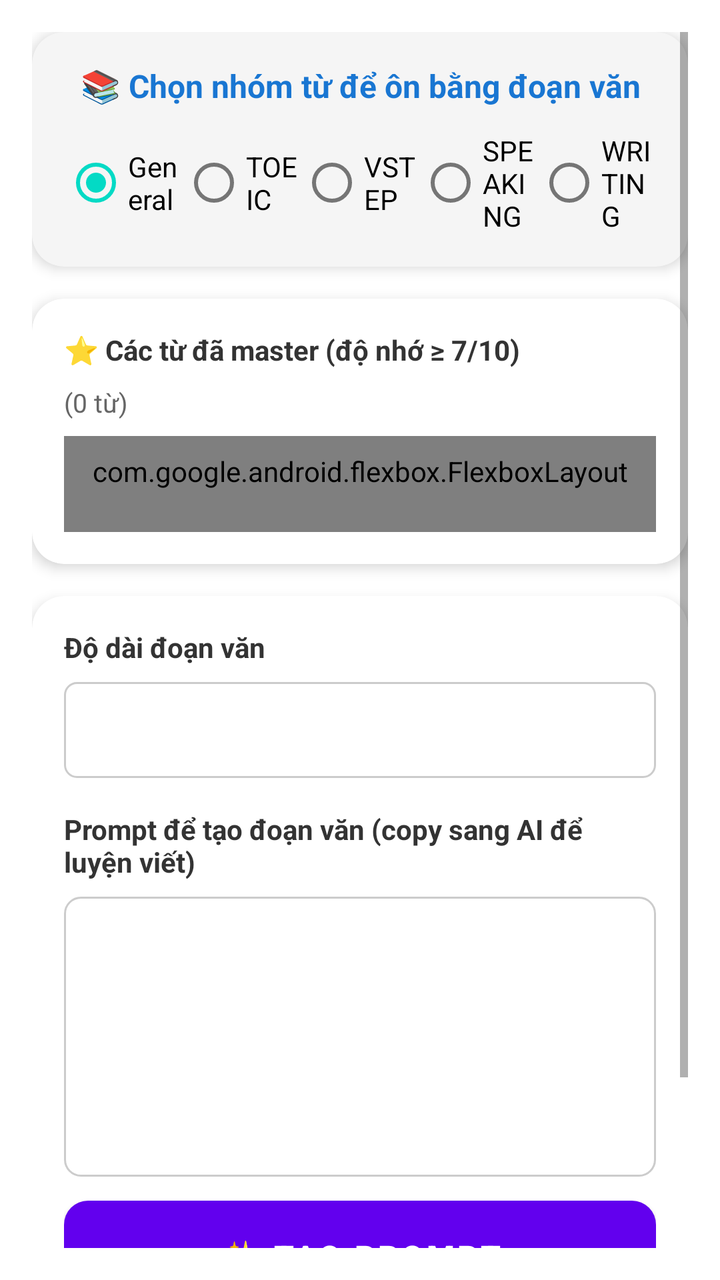
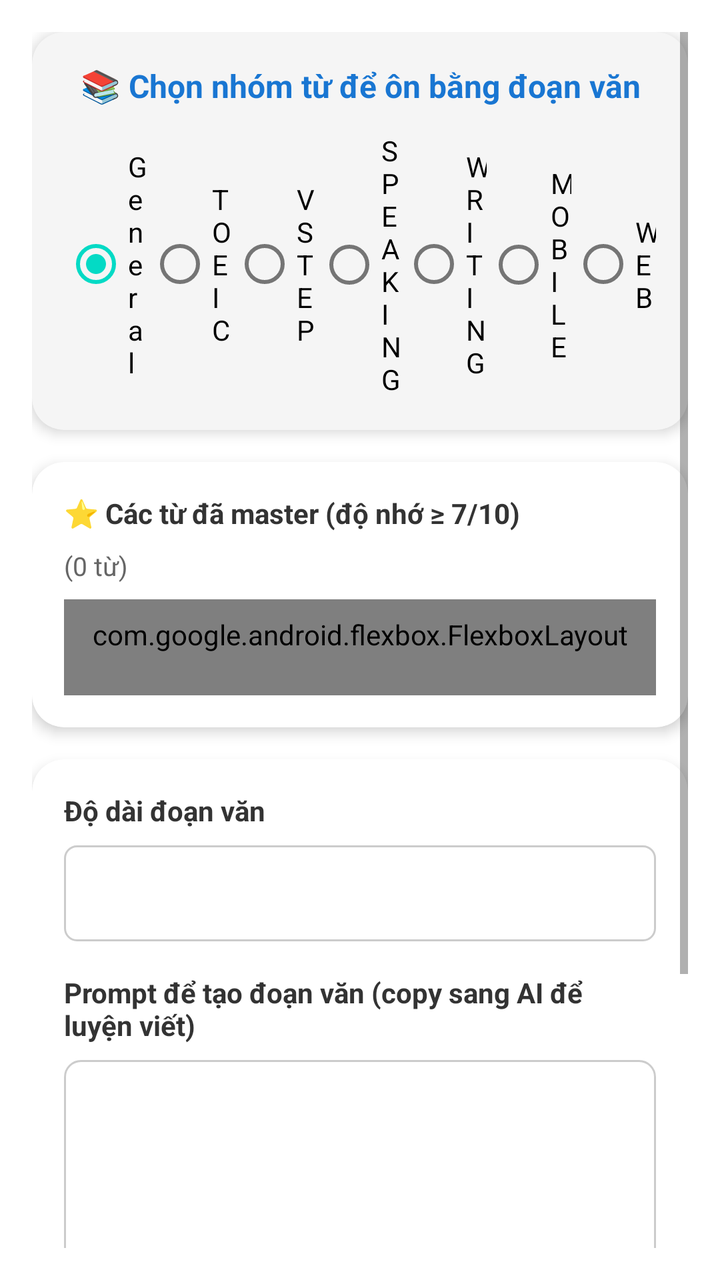

Two renders of the same Android screen: before a commit and after it. Below are the layout's source before the change and the commit's diff.
<!-- AndroidManifest.xml: application theme Theme.SpecialEnglishLearningApp -->
<!-- res/layout/fragment_review.xml -->
<?xml version="1.0" encoding="utf-8"?>
<ScrollView xmlns:android="http://schemas.android.com/apk/res/android"
    xmlns:app="http://schemas.android.com/apk/res-auto"
    android:layout_width="match_parent"
    android:layout_height="match_parent"
    android:background="@android:color/white"
    android:padding="16dp">

    <LinearLayout
        android:layout_width="match_parent"
        android:layout_height="wrap_content"
        android:orientation="vertical">

        
        <com.google.android.material.card.MaterialCardView
            android:layout_width="match_parent"
            android:layout_height="wrap_content"
            android:layout_marginBottom="16dp"
            app:cardCornerRadius="16dp"
            app:cardElevation="4dp"
            app:cardBackgroundColor="#f5f5f5">

            <LinearLayout
                android:layout_width="match_parent"
                android:layout_height="wrap_content"
                android:orientation="vertical"
                android:padding="16dp">

                <TextView
                    android:layout_width="match_parent"
                    android:layout_height="wrap_content"
                    android:text="📚 Chọn nhóm từ để ôn bằng đoạn văn"
                    android:textSize="16sp"
                    android:textStyle="bold"
                    android:textColor="@color/blue_700"
                    android:layout_marginBottom="12dp"
                    android:gravity="center" />

                <RadioGroup
                    android:id="@+id/radioGroupCategory"
                    android:layout_width="match_parent"
                    android:layout_height="wrap_content"
                    android:orientation="horizontal"
                    android:gravity="center">

                    <RadioButton
                        android:id="@+id/radioGeneral"
                        android:layout_width="0dp"
                        android:layout_height="wrap_content"
                        android:layout_weight="1"
                        android:text="General"
                        android:checked="true" />

                    <RadioButton
                        android:id="@+id/radioToeic"
                        android:layout_width="0dp"
                        android:layout_height="wrap_content"
                        android:layout_weight="1"
                        android:text="TOEIC" />

                    <RadioButton
                        android:id="@+id/radioVstep"
                        android:layout_width="0dp"
                        android:layout_height="wrap_content"
                        android:layout_weight="1"
                        android:text="VSTEP" />

                    <RadioButton
                        android:id="@+id/radioSpeaking"
                        android:layout_width="0dp"
                        android:layout_height="wrap_content"
                        android:layout_weight="1"
                        android:text="SPEAKING" />

                    <RadioButton
                        android:id="@+id/radioWriting"
                        android:layout_width="0dp"
                        android:layout_height="wrap_content"
                        android:layout_weight="1"
                        android:text="WRITING" />

                </RadioGroup>

            </LinearLayout>

        </com.google.android.material.card.MaterialCardView>

        
        <com.google.android.material.card.MaterialCardView
            android:layout_width="match_parent"
            android:layout_height="wrap_content"
            android:layout_marginBottom="16dp"
            app:cardCornerRadius="16dp"
            app:cardElevation="4dp"
            app:cardBackgroundColor="@android:color/white">

            <LinearLayout
                android:layout_width="match_parent"
                android:layout_height="wrap_content"
                android:orientation="vertical"
                android:padding="16dp">

                <TextView
                    android:layout_width="match_parent"
                    android:layout_height="wrap_content"
                    android:text="⭐ Các từ đã master (độ nhớ ≥ 7/10)"
                    android:textSize="14sp"
                    android:textStyle="bold"
                    android:textColor="#333"
                    android:layout_marginBottom="8dp" />

                <TextView
                    android:id="@+id/textWordsCount"
                    android:layout_width="match_parent"
                    android:layout_height="wrap_content"
                    android:text="(0 từ)"
                    android:textSize="13sp"
                    android:textColor="#666"
                    android:layout_marginBottom="8dp" />

                <com.google.android.flexbox.FlexboxLayout
                    android:id="@+id/flexboxMasteredWords"
                    android:layout_width="match_parent"
                    android:layout_height="wrap_content"
                    android:minHeight="48dp"
                    android:padding="8dp"
                    android:background="@drawable/bg_words_container"
                    app:flexWrap="wrap"
                    app:alignItems="flex_start"
                    app:justifyContent="flex_start" />

            </LinearLayout>

        </com.google.android.material.card.MaterialCardView>

        
        <com.google.android.material.card.MaterialCardView
            android:layout_width="match_parent"
            android:layout_height="wrap_content"
            android:layout_marginBottom="16dp"
            app:cardCornerRadius="16dp"
            app:cardElevation="4dp"
            app:cardBackgroundColor="@android:color/white">

            <LinearLayout
                android:layout_width="match_parent"
                android:layout_height="wrap_content"
                android:orientation="vertical"
                android:padding="16dp">

                
                <TextView
                    android:layout_width="match_parent"
                    android:layout_height="wrap_content"
                    android:text="Độ dài đoạn văn"
                    android:textSize="14sp"
                    android:textStyle="bold"
                    android:textColor="#333"
                    android:layout_marginBottom="8dp" />

                <Spinner
                    android:id="@+id/spinnerLength"
                    android:layout_width="match_parent"
                    android:layout_height="48dp"
                    android:layout_marginBottom="16dp"
                    android:background="@drawable/spinner_background"
                    android:padding="8dp" />

                
                <TextView
                    android:layout_width="match_parent"
                    android:layout_height="wrap_content"
                    android:text="Prompt để tạo đoạn văn (copy sang AI để luyện viết)"
                    android:textSize="14sp"
                    android:textStyle="bold"
                    android:textColor="#333"
                    android:layout_marginBottom="8dp" />

                
                <EditText
                    android:id="@+id/editTextPrompt"
                    android:layout_width="match_parent"
                    android:layout_height="wrap_content"
                    android:minHeight="140dp"
                    android:background="@drawable/bg_prompt_textarea"
                    android:padding="12dp"
                    android:textSize="14sp"
                    android:textColor="#333"
                    android:gravity="top|start"
                    android:inputType="textMultiLine"
                    android:focusable="true"
                    android:focusableInTouchMode="true"
                    android:scrollbars="vertical" />

                
                <Button
                    android:id="@+id/buttonGeneratePrompt"
                    android:layout_width="match_parent"
                    android:layout_height="56dp"
                    android:layout_marginTop="12dp"
                    android:text="✨ Tạo prompt"
                    android:textSize="16sp"
                    android:textStyle="bold"
                    android:background="@drawable/button_primary"
                    android:textColor="@color/white" />

                
                <Button
                    android:id="@+id/buttonCopyPrompt"
                    android:layout_width="match_parent"
                    android:layout_height="48dp"
                    android:layout_marginTop="8dp"
                    android:text="📋 Copy prompt"
                    android:textSize="14sp"
                    android:background="@drawable/button_secondary"
                    android:textColor="@color/white" />

            </LinearLayout>

        </com.google.android.material.card.MaterialCardView>

    </LinearLayout>

</ScrollView>
<!-- resources referenced by this layout -->
<resources>
  <color name="blue_700">#FF1976D2</color>
  <color name="white">#FFFFFFFF</color>
  <!-- drawable bg_prompt_textarea (drawable) -->
  <?xml version="1.0" encoding="utf-8"?>
  <shape xmlns:android="http://schemas.android.com/apk/res/android"
      android:shape="rectangle">
      <corners android:radius="8dp" />
      <stroke android:width="1dp" android:color="#ccc" />
      <solid android:color="#fff" />
  </shape>
  <!-- drawable bg_words_container (drawable) -->
  <?xml version="1.0" encoding="utf-8"?>
  <shape xmlns:android="http://schemas.android.com/apk/res/android"
      android:shape="rectangle">
      <corners android:radius="8dp" />
      <stroke android:width="1dp" android:color="#e0e0e0" />
      <solid android:color="#fafafa" />
  </shape>
  <!-- drawable button_primary (drawable) -->
  <?xml version="1.0" encoding="utf-8"?>
  <selector xmlns:android="http://schemas.android.com/apk/res/android">
      <item android:state_pressed="true">
          <shape android:shape="rectangle">
              <corners android:radius="12dp" />
              <solid android:color="@color/blue_500" />
          </shape>
      </item>
      <item>
          <shape android:shape="rectangle">
              <corners android:radius="12dp" />
              <solid android:color="@color/blue_500" />
          </shape>
      </item>
  </selector>
  <!-- drawable button_secondary (drawable) -->
  <?xml version="1.0" encoding="utf-8"?>
  <selector xmlns:android="http://schemas.android.com/apk/res/android">
      <item android:state_pressed="true">
          <shape android:shape="rectangle">
              <corners android:radius="12dp" />
              <solid android:color="@color/gray_700" />
          </shape>
      </item>
      <item>
          <shape android:shape="rectangle">
              <corners android:radius="12dp" />
              <solid android:color="@color/gray_500" />
          </shape>
      </item>
  </selector>
  <!-- drawable spinner_background (drawable) -->
  <?xml version="1.0" encoding="utf-8"?>
  <shape xmlns:android="http://schemas.android.com/apk/res/android"
      android:shape="rectangle">
      <corners android:radius="6dp" />
      <stroke android:width="1dp" android:color="#ccc" />
      <solid android:color="#fff" />
  </shape>
  <style name="Theme.SpecialEnglishLearningApp" parent="Theme.MaterialComponents.DayNight.DarkActionBar">
          
          <item name="colorPrimary">@color/purple_500</item>
          <item name="colorPrimaryVariant">@color/purple_700</item>
          <item name="colorOnPrimary">@color/white</item>
          
          <item name="colorSecondary">@color/teal_200</item>
          <item name="colorSecondaryVariant">@color/teal_700</item>
          <item name="colorOnSecondary">@color/black</item>
          
          <item name="android:statusBarColor">?attr/colorPrimaryVariant</item>
          
      </style>
  <color name="blue_500">#FF2196F3</color>
  <color name="gray_700">#FF616161</color>
  <color name="gray_500">#FF9E9E9E</color>
  <color name="purple_500">#FF6200EE</color>
  <color name="purple_700">#FF3700B3</color>
  <color name="teal_200">#FF03DAC5</color>
  <color name="teal_700">#FF018786</color>
  <color name="black">#FF000000</color>
</resources>

<!-- the commit's change to res/layout/fragment_review.xml (unified diff, before → after) -->
@@ -79,6 +79,20 @@
                         android:layout_weight="1"
                         android:text="WRITING" />
 
+                    <RadioButton
+                        android:id="@+id/radioMobile"
+                        android:layout_width="0dp"
+                        android:layout_height="wrap_content"
+                        android:layout_weight="1"
+                        android:text="MOBILE" />
+
+                    <RadioButton
+                        android:id="@+id/radioWeb"
+                        android:layout_width="0dp"
+                        android:layout_height="wrap_content"
+                        android:layout_weight="1"
+                        android:text="WEB" />
+
                 </RadioGroup>
 
             </LinearLayout>
